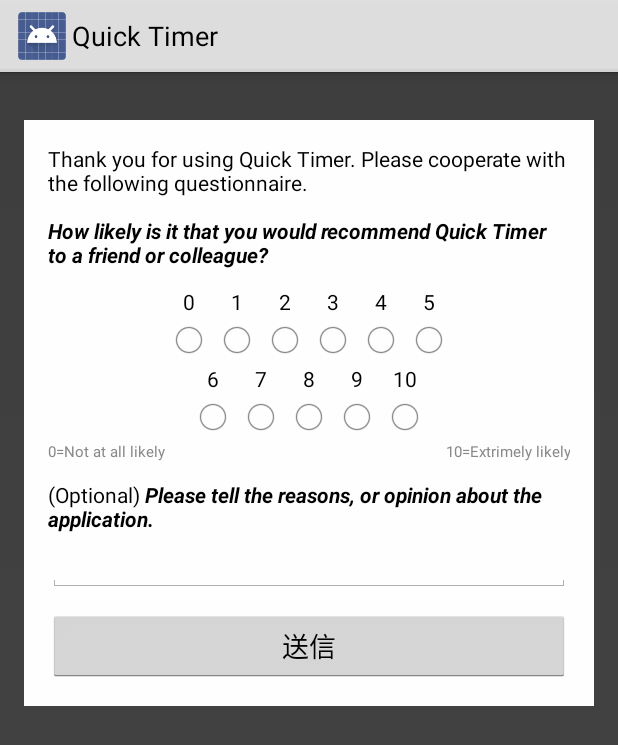
After one commit to shoma2da/android-Timer, an Android app: the layout activity_dialog.xml on its own in the app's theme, with its tools: preview values and no code run, on a phone screen of 412 x 824 dp. The commit adds this screen. Shown: the top 745 px of the screen. Run offline under Robolectric (Android 15) with nearby library versions, the phone set to English and light mode, and no system bars.

Commit message:
NPSアンケートに対応

```diff
--- a/app/src/main/java/co/meyasuba/android/sdk/ApiClient.java
+++ b/app/src/main/java/co/meyasuba/android/sdk/ApiClient.java
@@ -1,6 +1,7 @@
 package co.meyasuba.android.sdk;
 
 import android.content.Context;
+import android.content.Intent;
 import android.content.SharedPreferences;
 import android.content.pm.PackageInfo;
 import android.content.pm.PackageManager;
@@ -33,7 +34,7 @@
         this.sendEvent(context, type, new JSONObject(), apiKey);
     }
 
-    void sendEvent(Context context, String type, JSONObject parameter, String apiKey) {
+    void sendEvent(final Context context, String type, JSONObject parameter, String apiKey) {
         final JSONObject json = new JSONObject();
         try {
             json.put("api_key", apiKey);
@@ -70,11 +71,22 @@
                     int statusCode = con.getResponseCode();
                     MeyasubacoLog.d("response : " + statusCode);
                     Scanner scanner = new Scanner(con.getInputStream());
+                    StringBuilder builder = new StringBuilder();
                     while (scanner.hasNextLine()) {
-                        MeyasubacoLog.d(scanner.nextLine());
+                        builder.append(scanner.nextLine());
                     }
+                    JSONObject result = new JSONObject(builder.toString());
 
                     con.disconnect();
+
+                    boolean runNps = result.getBoolean("run_nps");
+                    int launch = result.getInt("launch");
+
+                    if (runNps) {
+                        Intent intent = new Intent(context, DialogActivity.class);
+                        intent.putExtra("launch", launch);
+                        context.startActivity(intent);
+                    }
                 } catch (IOException | JSONException e) {
                     e.printStackTrace();
                 }
--- a/app/src/main/java/co/meyasuba/android/sdk/DialogActivity.java
+++ b/app/src/main/java/co/meyasuba/android/sdk/DialogActivity.java
@@ -1,36 +1,67 @@
 package co.meyasuba.android.sdk;
 
 import android.app.Activity;
-import android.os.Build;
 import android.os.Bundle;
-import android.support.annotation.RequiresApi;
-import android.webkit.PermissionRequest;
-import android.webkit.WebChromeClient;
-import android.webkit.WebSettings;
-import android.webkit.WebView;
+import android.view.View;
+import android.widget.EditText;
+import android.widget.RadioButton;
+import android.widget.Toast;
+
+import com.hatenablog.shoma2da.android.timer.R;
+
+import java.util.ArrayList;
 
 public class DialogActivity extends Activity {
+
+    private ArrayList<RadioButton> radioButtons = new ArrayList<>();
+    private RadioButton selected;
 
     @Override
     protected void onCreate(Bundle savedInstanceState) {
         super.onCreate(savedInstanceState);
-        /*
         setContentView(R.layout.activity_dialog);
 
-        //TODO: 実際にはどれが必要か精査
-        WebView webView = (WebView) findViewById(R.id.webview);
-        webView.loadUrl("https://meyasubaco.github.io/sdk-web/users.html");
-        webView.getSettings().setJavaScriptEnabled(true);
-        webView.getSettings().setMediaPlaybackRequiresUserGesture(false);
+        final int launch = getIntent().getIntExtra("launch", 0);
+        final View sendButton = findViewById(R.id.send_button);
+        sendButton.setEnabled(false);
 
-        webView.setWebChromeClient(new WebChromeClient(){
-            // Need to accept permissions to use the camera
-            @RequiresApi(api = Build.VERSION_CODES.LOLLIPOP)
+        radioButtons.add((RadioButton) findViewById(R.id.value_0));
+        radioButtons.add((RadioButton) findViewById(R.id.value_1));
+        radioButtons.add((RadioButton) findViewById(R.id.value_2));
+        radioButtons.add((RadioButton) findViewById(R.id.value_3));
+        radioButtons.add((RadioButton) findViewById(R.id.value_4));
+        radioButtons.add((RadioButton) findViewById(R.id.value_5));
+        radioButtons.add((RadioButton) findViewById(R.id.value_6));
+        radioButtons.add((RadioButton) findViewById(R.id.value_7));
+        radioButtons.add((RadioButton) findViewById(R.id.value_8));
+        radioButtons.add((RadioButton) findViewById(R.id.value_9));
+        radioButtons.add((RadioButton) findViewById(R.id.value_10));
+
+        View.OnClickListener listener = new View.OnClickListener() {
             @Override
-            public void onPermissionRequest(final PermissionRequest request) {
-                request.grant(request.getResources());
+            public void onClick(View v) {
+                for (RadioButton b : radioButtons) {
+                    if (b != v) {
+                        b.setChecked(false);
+                    }
+                }
+                selected = (RadioButton) v;
+                sendButton.setEnabled(true);
+            }
+        };
+        for (RadioButton b : radioButtons) {
+            b.setOnClickListener(listener);
+        }
+
+        sendButton.setOnClickListener(new View.OnClickListener() {
+            @Override
+            public void onClick(View v) {
+                int value = Integer.parseInt(selected.getTag().toString());
+                String comment = ((EditText) findViewById(R.id.comment)).getText().toString();
+                Meyasubaco.getInstance(getApplicationContext()).sendNps(value, comment, launch);
+                Toast.makeText(DialogActivity.this, R.string.request_thanks, Toast.LENGTH_SHORT).show();
+                finish();
             }
         });
-        */
     }
 }
--- a/app/src/main/java/co/meyasuba/android/sdk/Meyasubaco.java
+++ b/app/src/main/java/co/meyasuba/android/sdk/Meyasubaco.java
@@ -45,4 +45,18 @@
             e.printStackTrace();
         }
     }
+
+    public void sendNps(int value, String comment, int launch) {
+        SharedPreferences pref = mContext.getSharedPreferences("meyasubaco", Context.MODE_PRIVATE);
+        String apiKey = pref.getString("apiKey", null);
+        try {
+            JSONObject parameter = new JSONObject();
+            parameter.put("value", value);
+            parameter.put("comment", comment);
+            parameter.put("launch", launch);
+            mApiClient.sendEvent(mContext, "nps", parameter, apiKey);
+        } catch (JSONException e) {
+            e.printStackTrace();
+        }
+    }
 }
--- a/app/src/main/kotlin/com/hatenablog/shoma2da/android/timer/v1_2/entrypoint/presentation/activity/CountdownActivity.kt
+++ b/app/src/main/kotlin/com/hatenablog/shoma2da/android/timer/v1_2/entrypoint/presentation/activity/CountdownActivity.kt
@@ -67,6 +67,7 @@
 
                     //Analytics
                     logger.sendEvent("timer", "restart")
+                    Meyasubaco.getInstance(context).sendEvent("restart", JSONObject())
                 }
             }
         }
@@ -128,7 +129,9 @@
 
         //Analytics
         logger.sendEvent("timer", "start", time.toString())
-        Meyasubaco.getInstance(this).sendEvent("timer_start", JSONObject())
+        Meyasubaco.getInstance(this).sendEvent("timer_start", JSONObject().apply {
+            put("time", time.toString())
+        })
     }
 
     private fun setupViews(time: RemainTime) {
@@ -153,7 +156,9 @@
                         //Analytics
                         val logger = application.getLogger()
                         logger.sendEvent("timer", "cancel", time.toString())
-                        Meyasubaco.getInstance(this).sendEvent("timer_cancel", JSONObject())
+                        Meyasubaco.getInstance(this).sendEvent("timer_cancel", JSONObject().apply {
+                            put("time", time.toString())
+                        })
 
                         finish()
                     })
--- /dev/null
+++ b/app/src/main/res/layout/activity_dialog.xml
@@ -0,0 +1,306 @@
+<?xml version="1.0" encoding="utf-8"?>
+<FrameLayout
+    xmlns:android="http://schemas.android.com/apk/res/android"
+    android:layout_width="match_parent"
+    android:layout_height="match_parent"
+    android:background="#bb000000">
+
+    <ScrollView
+        android:layout_width="match_parent"
+        android:layout_height="match_parent"
+        android:layout_gravity="center"
+        android:layout_marginBottom="32dp"
+        android:layout_marginEnd="16dp"
+        android:layout_marginStart="16dp"
+        android:layout_marginTop="32dp">
+
+        <LinearLayout
+            android:id="@+id/showzone"
+            android:layout_width="match_parent"
+            android:layout_height="wrap_content"
+            android:background="#FEFEFE"
+            android:gravity="center"
+            android:orientation="vertical"
+            android:padding="16dp">
+
+            <TextView
+                android:layout_width="wrap_content"
+                android:layout_height="wrap_content"
+                android:text="@string/nps"
+                android:textColor="@android:color/black"/>
+
+            <LinearLayout
+                android:layout_width="match_parent"
+                android:layout_height="wrap_content"
+                android:layout_marginTop="12dp"
+                android:gravity="center">
+
+                <LinearLayout
+                    android:layout_width="wrap_content"
+                    android:layout_height="wrap_content"
+                    android:gravity="center"
+                    android:orientation="vertical">
+
+                    <TextView
+                        android:layout_width="wrap_content"
+                        android:layout_height="wrap_content"
+                        android:text="0"
+                        android:textColor="@android:color/black"/>
+
+                    <RadioButton
+                        android:id="@+id/value_0"
+                        android:tag="0"
+                        android:layout_width="wrap_content"
+                        android:layout_height="wrap_content"/>
+                </LinearLayout>
+
+                <LinearLayout
+                    android:layout_width="wrap_content"
+                    android:layout_height="wrap_content"
+                    android:gravity="center"
+                    android:orientation="vertical">
+
+                    <TextView
+                        android:layout_width="wrap_content"
+                        android:layout_height="wrap_content"
+                        android:text="1"
+                        android:textColor="@android:color/black"/>
+
+                    <RadioButton
+                        android:id="@+id/value_1"
+                        android:tag="1"
+                        android:layout_width="wrap_content"
+                        android:layout_height="wrap_content"/>
+                </LinearLayout>
+
+                <LinearLayout
+                    android:layout_width="wrap_content"
+                    android:layout_height="wrap_content"
+                    android:gravity="center"
+                    android:orientation="vertical">
+
+                    <TextView
+                        android:layout_width="wrap_content"
+                        android:layout_height="wrap_content"
+                        android:text="2"
+                        android:textColor="@android:color/black"/>
+
+                    <RadioButton
+                        android:id="@+id/value_2"
+                        android:tag="2"
+                        android:layout_width="wrap_content"
+                        android:layout_height="wrap_content"/>
+                </LinearLayout>
+
+                <LinearLayout
+                    android:layout_width="wrap_content"
+                    android:layout_height="wrap_content"
+                    android:gravity="center"
+                    android:orientation="vertical">
+
+                    <TextView
+                        android:layout_width="wrap_content"
+                        android:layout_height="wrap_content"
+                        android:text="3"
+                        android:textColor="@android:color/black"/>
+
+                    <RadioButton
+                        android:id="@+id/value_3"
+                        android:tag="3"
+                        android:layout_width="wrap_content"
+                        android:layout_height="wrap_content"/>
+                </LinearLayout>
+
+                <LinearLayout
+                    android:layout_width="wrap_content"
+                    android:layout_height="wrap_content"
+                    android:gravity="center"
+                    android:orientation="vertical">
+
+                    <TextView
+                        android:layout_width="wrap_content"
+                        android:layout_height="wrap_content"
+                        android:text="4"
+                        android:textColor="@android:color/black"/>
+
+                    <RadioButton
+                        android:id="@+id/value_4"
+                        android:tag="4"
+                        android:layout_width="wrap_content"
+                        android:layout_height="wrap_content"/>
+                </LinearLayout>
+
+                <LinearLayout
+                    android:layout_width="wrap_content"
+                    android:layout_height="wrap_content"
+                    android:gravity="center"
+                    android:orientation="vertical">
+
+                    <TextView
+                        android:layout_width="wrap_content"
+                        android:layout_height="wrap_content"
+                        android:text="5"
+                        android:textColor="@android:color/black"/>
+
+                    <RadioButton
+                        android:id="@+id/value_5"
+                        android:tag="5"
+                        android:layout_width="wrap_content"
+                        android:layout_height="wrap_content"/>
+                </LinearLayout>
+            </LinearLayout>
+
+            <LinearLayout
+                android:layout_width="match_parent"
+                android:layout_height="wrap_content"
+                android:gravity="center">
+
+                <LinearLayout
+                    android:layout_width="wrap_content"
+                    android:layout_height="wrap_content"
+                    android:gravity="center"
+                    android:orientation="vertical">
+
+                    <TextView
+                        android:layout_width="wrap_content"
+                        android:layout_height="wrap_content"
+                        android:text="6"
+                        android:textColor="@android:color/black"/>
+
+                    <RadioButton
+                        android:id="@+id/value_6"
+                        android:tag="6"
+                        android:layout_width="wrap_content"
+                        android:layout_height="wrap_content"/>
+                </LinearLayout>
+
+                <LinearLayout
+                    android:layout_width="wrap_content"
+                    android:layout_height="wrap_content"
+                    android:gravity="center"
+                    android:orientation="vertical">
+
+                    <TextView
+                        android:layout_width="wrap_content"
+                        android:layout_height="wrap_content"
+                        android:text="7"
+                        android:textColor="@android:color/black"/>
+
+                    <RadioButton
+                        android:id="@+id/value_7"
+                        android:tag="7"
+                        android:layout_width="wrap_content"
+                        android:layout_height="wrap_content"/>
+                </LinearLayout>
+
+                <LinearLayout
+                    android:layout_width="wrap_content"
+                    android:layout_height="wrap_content"
+                    android:gravity="center"
+                    android:orientation="vertical">
+
+                    <TextView
+                        android:layout_width="wrap_content"
+                        android:layout_height="wrap_content"
+                        android:text="8"
+                        android:textColor="@android:color/black"/>
+
+                    <RadioButton
+                        android:id="@+id/value_8"
+                        android:tag="8"
+                        android:layout_width="wrap_content"
+                        android:layout_height="wrap_content"/>
+                </LinearLayout>
+
+                <LinearLayout
+                    android:layout_width="wrap_content"
+                    android:layout_height="wrap_content"
+                    android:gravity="center"
+                    android:orientation="vertical">
+
+                    <TextView
+                        android:layout_width="wrap_content"
+                        android:layout_height="wrap_content"
+                        android:text="9"
+                        android:textColor="@android:color/black"/>
+
+                    <RadioButton
+                        android:id="@+id/value_9"
+                        android:tag="9"
+                        android:layout_width="wrap_content"
+                        android:layout_height="wrap_content"/>
+                </LinearLayout>
+
+                <LinearLayout
+                    android:layout_width="wrap_content"
+                    android:layout_height="wrap_content"
+                    android:gravity="center"
+                    android:orientation="vertical">
+
+                    <TextView
+                        android:layout_width="wrap_content"
+                        android:layout_height="wrap_content"
+                        android:text="10"
+                        android:textColor="@android:color/black"/>
+
+                    <RadioButton
+                        android:id="@+id/value_10"
+                        android:tag="10"
+                        android:layout_width="wrap_content"
+                        android:layout_height="wrap_content"/>
+                </LinearLayout>
+            </LinearLayout>
+
+            <LinearLayout
+                android:layout_width="match_parent"
+                android:layout_height="wrap_content"
+                android:layout_marginBottom="12dp"
+                android:orientation="horizontal">
+
+                <TextView
+                    android:layout_width="wrap_content"
+                    android:layout_height="wrap_content"
+                    android:text="@string/nps_zero"
+                    android:textColor="#888"
+                    android:textSize="10sp"/>
+
+                <TextView
+                    android:layout_width="match_parent"
+                    android:layout_height="wrap_content"
+                    android:gravity="end"
+                    android:text="@string/nps_ten"
+                    android:textColor="#888"
+                    android:textSize="10sp"/>
+            </LinearLayout>
+
+            <TextView
+                android:layout_width="match_parent"
+                android:layout_height="wrap_content"
+                android:text="@string/nps_comment"
+                android:textColor="@android:color/black"/>
+
+            <EditText
+                android:id="@+id/comment"
+                android:layout_width="match_parent"
+                android:layout_height="wrap_content"
+                android:layout_marginBottom="12dp"
+                android:maxLines="3"/>
+
+            <LinearLayout
+                android:layout_width="match_parent"
+                android:layout_height="wrap_content"
+                android:focusable="true"
+                android:focusableInTouchMode="true">
+
+                <requestFocus/>
+
+                <Button
+                    android:id="@+id/send_button"
+                    android:layout_width="match_parent"
+                    android:layout_height="wrap_content"
+                    android:layout_weight="1"
+                    android:text="送信"/>
+            </LinearLayout>
+        </LinearLayout>
+    </ScrollView>
+</FrameLayout>
--- a/app/src/main/res/values/strings.xml
+++ b/app/src/main/res/values/strings.xml
@@ -7,6 +7,12 @@
     <string name="yes">Yes</string>
     <string name="no">No</string>
     <string name="ok">OK</string>
+
+    <!-- nps -->
+    <string name="nps">Thank you for using Quick Timer. Please cooperate with the following questionnaire.\n\n<b><i>How likely is it that you would recommend Quick Timer to a friend or colleague?</i></b></string>
+    <string name="nps_zero">0=Not at all likely</string>
+    <string name="nps_ten">10=Extrimely likely</string>
+    <string name="nps_comment">(Optional)<b><i> Please tell the reasons, or opinion about the application.</i></b></string>
 
     <!-- カウントダウン画面 -->
     <string name="restart">Start</string>
@@ -42,7 +48,7 @@
     <!-- 要望画面 -->
     <string name="request_hint">Please write here</string>
     <string name="request_empty">Oops, no contents</string>
-    <string name="request_thanks">thanks!!</string>
+    <string name="request_thanks">Thanks!!</string>
     <string name="request_send">send</string>
     <string name="request_cancel">cancel</string>
 
```
Also changed, not shown: app/src/main/AndroidManifest.xml (+4 -26 lines), 1 other file.
